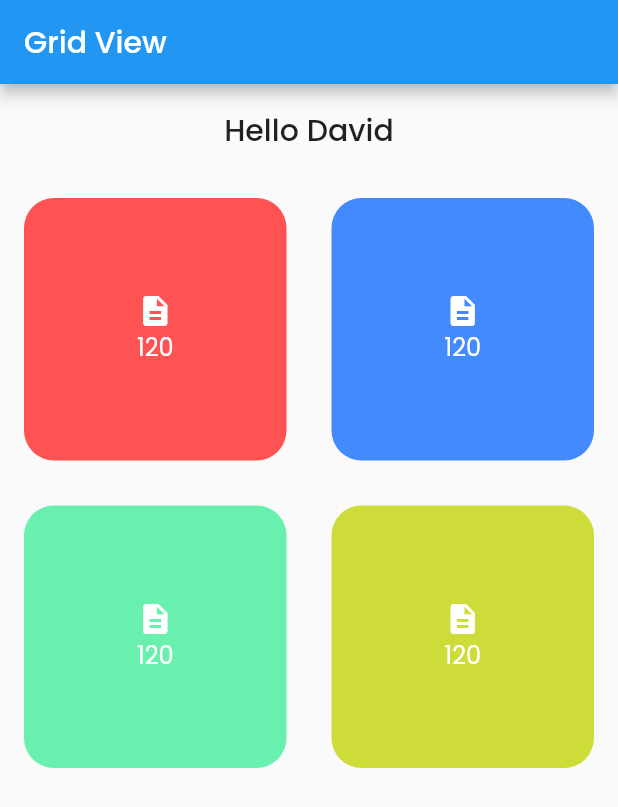
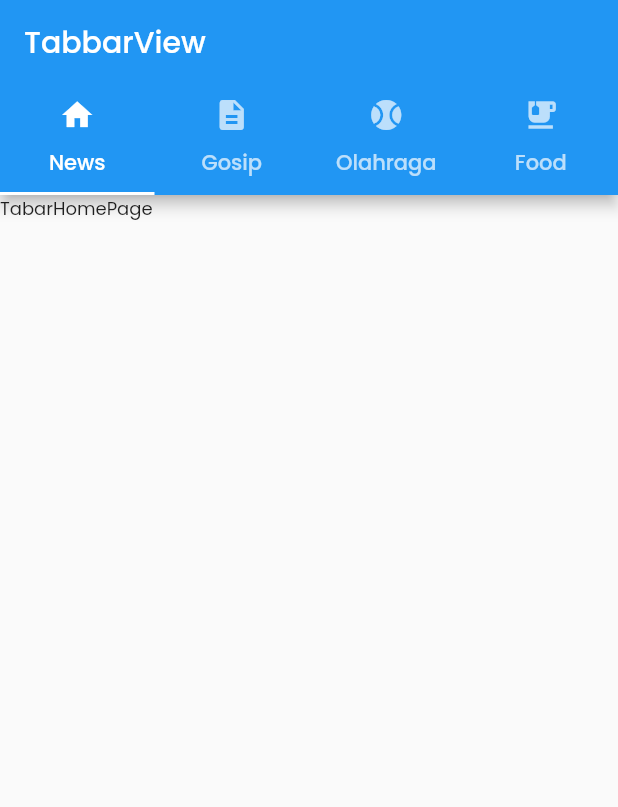
Before and after one commit to navellmedia/flutter-triaining, a Flutter app: the screen it shows after launch, on a phone screen of 412 x 824 dp. Shown: the top 807 px of the screen. Run offline on Flutter 3.47's test engine with Material 2 defaults, Android fonts, the phone set to English and light mode, and no system bars.

Commit message:
add tabbarr

```diff
--- a/lib/main.dart
+++ b/lib/main.dart
@@ -10,6 +10,7 @@ import 'screen/listview_menu.dart';
 import 'screen/listview_page.dart';
 import 'screen/row_page.dart';
 import 'screen/stack_page.dart';
+import 'screen/tabbarview_page.dart';
 
 void main() {
   runApp(const MyApp());
@@ -26,7 +27,7 @@ class MyApp extends StatelessWidget {
         fontFamily: "Poppins",
         textTheme: TextTheme(bodyText2: TextStyle(fontSize: 12))
       ),
-      home: GridviewPage(),
+      home: TabbarviewPage(),
       debugShowCheckedModeBanner: false,
     );
   }
--- /dev/null
+++ b/lib/screen/tabbar_page/tabbar_page_food.dart
@@ -0,0 +1,10 @@
+import 'package:flutter/material.dart';
+
+class TabbarFoodPage extends StatelessWidget {
+  const TabbarFoodPage({Key? key}) : super(key: key);
+
+  @override
+  Widget build(BuildContext context) {
+    return Text("TabarFoodPage");
+  }
+}
--- /dev/null
+++ b/lib/screen/tabbar_page/tabbar_page_home.dart
@@ -0,0 +1,15 @@
+import 'package:flutter/material.dart';
+
+class TabarHomePage extends StatefulWidget {
+  const TabarHomePage({Key? key}) : super(key: key);
+
+  @override
+  _TabarHomePageState createState() => _TabarHomePageState();
+}
+
+class _TabarHomePageState extends State<TabarHomePage> {
+  @override
+  Widget build(BuildContext context) {
+    return Text("TabarHomePage");
+  }
+}
--- /dev/null
+++ b/lib/screen/tabbar_page/tabbar_page_news.dart
@@ -0,0 +1,10 @@
+import 'package:flutter/material.dart';
+
+class TabarNewsPage extends StatelessWidget {
+  const TabarNewsPage({Key? key}) : super(key: key);
+
+  @override
+  Widget build(BuildContext context) {
+    return Text("TabarNewsPage");
+  }
+}
--- /dev/null
+++ b/lib/screen/tabbar_page/tabbar_page_olahraga.dart
@@ -0,0 +1,10 @@
+import 'package:flutter/material.dart';
+
+class TabarOlahragaPage extends StatelessWidget {
+  const TabarOlahragaPage({Key? key}) : super(key: key);
+
+  @override
+  Widget build(BuildContext context) {
+    return Text("TabarOlahragaPage");
+  }
+}
--- /dev/null
+++ b/lib/screen/tabbarview_page.dart
@@ -0,0 +1,53 @@
+import 'package:flutter/material.dart';
+
+import 'tabbar_page/tabbar_page_food.dart';
+import 'tabbar_page/tabbar_page_home.dart';
+import 'tabbar_page/tabbar_page_news.dart';
+import 'tabbar_page/tabbar_page_olahraga.dart';
+
+class TabbarviewPage extends StatefulWidget {
+  const TabbarviewPage({Key? key}) : super(key: key);
+
+  @override
+  _TabbarviewPageState createState() => _TabbarviewPageState();
+}
+
+class _TabbarviewPageState extends State<TabbarviewPage> {
+  @override
+  Widget build(BuildContext context) {
+    return DefaultTabController(
+        length: 4,
+        child: Scaffold(
+            appBar: AppBar(
+              title: Text("TabbarView"),
+              bottom: TabBar(
+                tabs: [
+                  Tab(
+                    text: "News",
+                    icon: Icon(Icons.home),
+                  ),
+                  Tab(
+                    text: "Gosip",
+                    icon: Icon(Icons.description),
+                  ),
+                  Tab(
+                    text: "Olahraga",
+                    icon: Icon(Icons.sports_baseball),
+                  ),
+                  Tab(
+                    text: "Food",
+                    icon: Icon(Icons.emoji_food_beverage),
+                  )
+                ],
+              ),
+            ),
+            body: TabBarView(
+              children: [
+                TabarHomePage(),
+                TabarNewsPage(),
+                TabarOlahragaPage(),
+                TabbarFoodPage(),
+              ],
+            )));
+  }
+}
```
